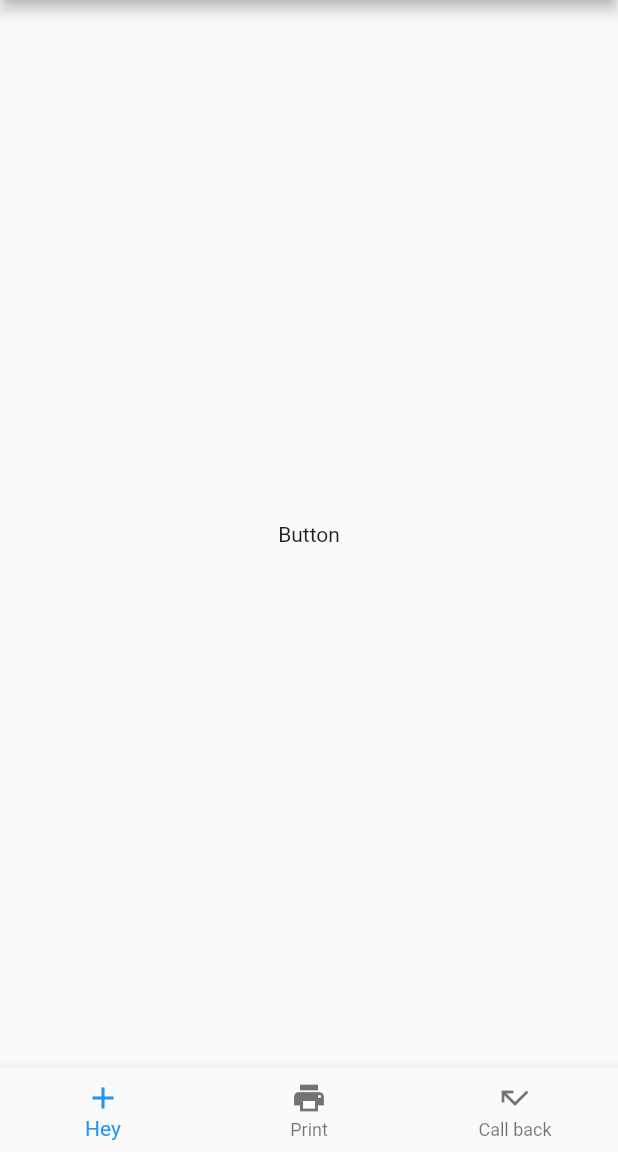
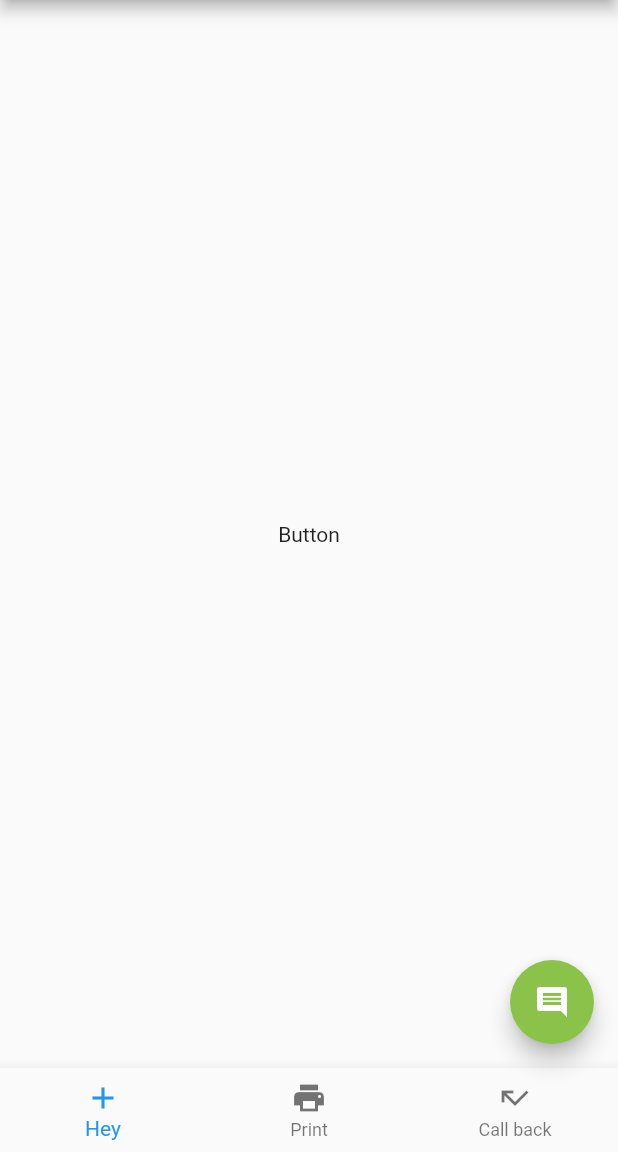
Before and after one commit to lesiak/flutter_udemy_paulo_dichone, a Flutter app: the screen it shows after launch, on a phone screen of 412 x 824 dp, the part 84-1236 px from its top. Run offline on Flutter 3.47's test engine with Material 2 defaults, Android fonts, the phone set to English and light mode, and no system bars.

Commit message:
[SCAFFOLD] FloatingActionButton

```diff
--- a/app_1_scaffold/lib/ui/home.dart
+++ b/app_1_scaffold/lib/ui/home.dart
@@ -48,6 +48,12 @@ class Home extends StatelessWidget {
         ],
         onTap: (int index) => debugPrint("Tapped item $index"),
       ),
+      floatingActionButton: FloatingActionButton(
+        onPressed: () => debugPrint('Floating action button pressed'),
+        backgroundColor: Colors.lightGreen,
+        tooltip: 'Floating action tooltip',
+        child: Icon(Icons.comment),
+      ),
     );
   }
 
```
